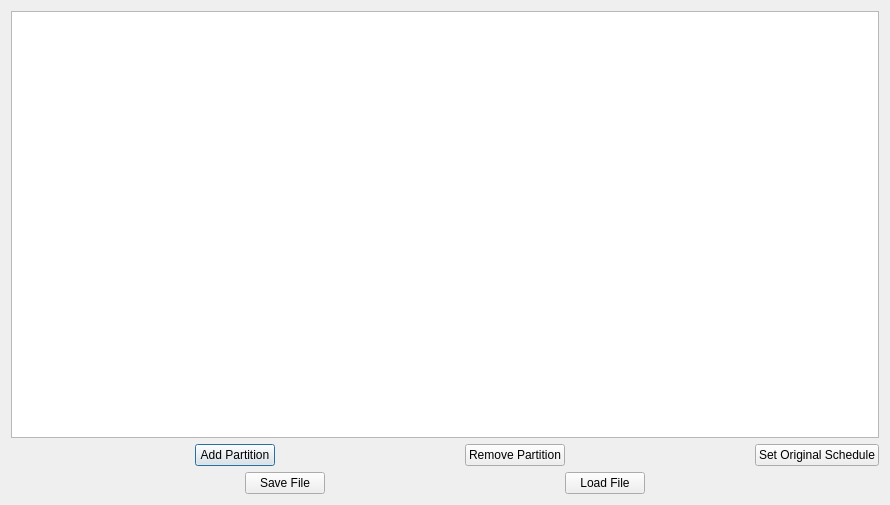
Old version of the form reconf_scheduler.ui in the repository guangli-dai/RRP-Toolsets.
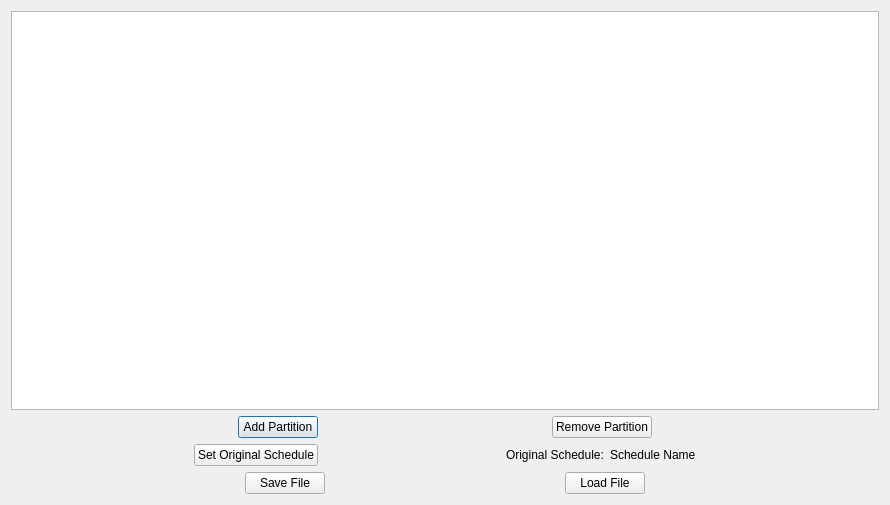
New version of the form.

Commit message: Polish the UI of reconfiguration scheduler

```diff
--- a/reconf_scheduler.ui
+++ b/reconf_scheduler.ui
@@ -60,6 +60,23 @@
       </widget>
      </item>
      <item>
+      <spacer name="horizontalSpacer_4">
+       <property name="orientation">
+        <enum>Qt::Horizontal</enum>
+       </property>
+       <property name="sizeHint" stdset="0">
+        <size>
+         <width>40</width>
+         <height>20</height>
+        </size>
+       </property>
+      </spacer>
+     </item>
+    </layout>
+   </item>
+   <item>
+    <layout class="QHBoxLayout" name="horizontalLayout">
+     <item>
       <spacer name="horizontalSpacer_3">
        <property name="orientation">
         <enum>Qt::Horizontal</enum>
@@ -79,6 +96,46 @@
        </property>
       </widget>
      </item>
+     <item>
+      <spacer name="horizontalSpacer_8">
+       <property name="orientation">
+        <enum>Qt::Horizontal</enum>
+       </property>
+       <property name="sizeHint" stdset="0">
+        <size>
+         <width>40</width>
+         <height>20</height>
+        </size>
+       </property>
+      </spacer>
+     </item>
+     <item>
+      <widget class="QLabel" name="label">
+       <property name="text">
+        <string>Original Schedule:</string>
+       </property>
+      </widget>
+     </item>
+     <item>
+      <widget class="QLabel" name="scheduleNameLabel">
+       <property name="text">
+        <string>Schedule Name</string>
+       </property>
+      </widget>
+     </item>
+     <item>
+      <spacer name="horizontalSpacer_9">
+       <property name="orientation">
+        <enum>Qt::Horizontal</enum>
+       </property>
+       <property name="sizeHint" stdset="0">
+        <size>
+         <width>40</width>
+         <height>20</height>
+        </size>
+       </property>
+      </spacer>
+     </item>
     </layout>
    </item>
    <item>
```
The commit also changes 2 other files.
